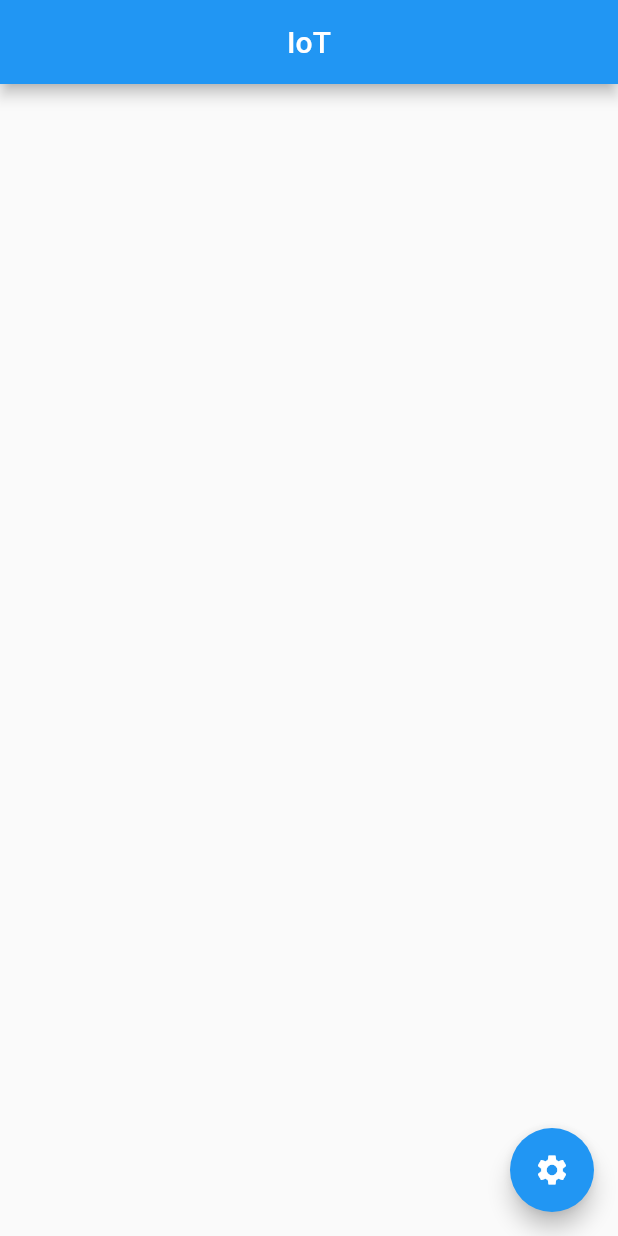
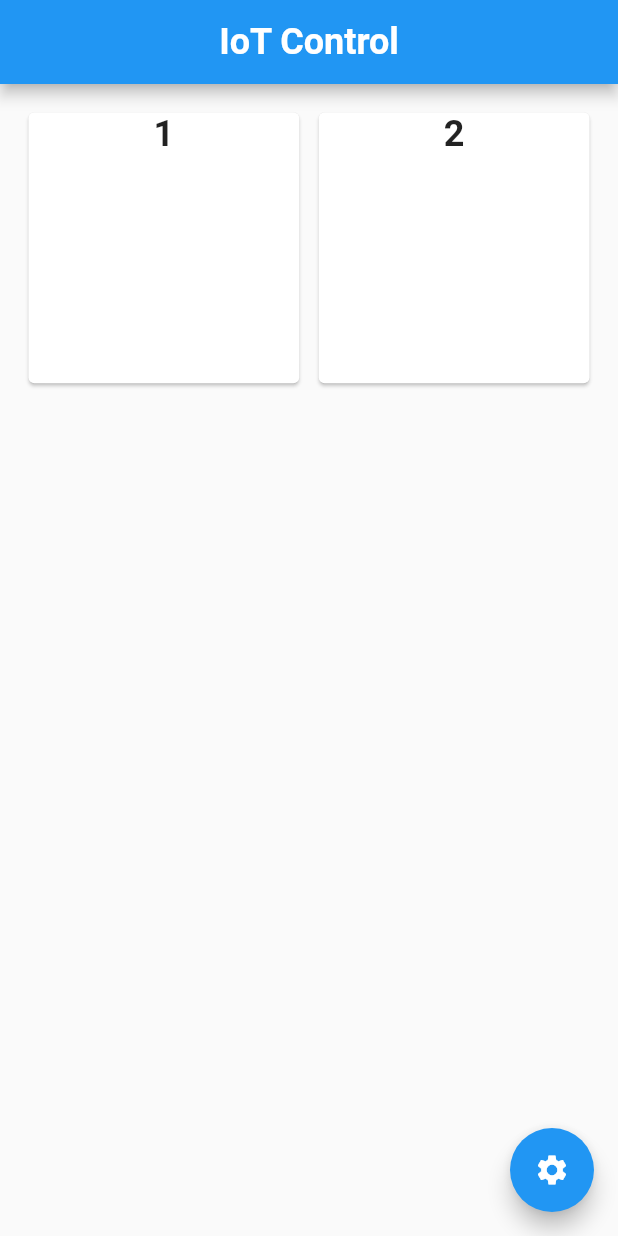
Before and after one commit to Abhimanyu07/iotfy, a Flutter app: the screen it shows after launch, on a phone screen of 412 x 824 dp. Run offline on Flutter 3.47's test engine with Material 2 defaults, Android fonts, the phone set to English and light mode, and no system bars.

Commit message:
basic card widget

```diff
--- a/lib/data.dart
+++ b/lib/data.dart
@@ -0,0 +1,9 @@
+import 'package:flutter/cupertino.dart';
+import 'package:flutter/material.dart';
+import 'package:untitled1/widgets/cardWidgets/cardWidgets.dart';
+ValueNotifier<List<Widget>> gridData= ValueNotifier<List<Widget>>([]);
+
+List<Widget> dataForTest = [
+  cardForGrid(data: '1'),
+  cardForGrid(data: '2')
+];
--- a/lib/main.dart
+++ b/lib/main.dart
@@ -1,11 +1,14 @@
 import 'package:flutter/material.dart';
+import 'package:flutter/services.dart';
+import 'package:untitled1/data.dart';
 import 'package:untitled1/settings.dart';
+import 'package:untitled1/widgets/textWidgets/textWidgets.dart';
 
 void main() {
   runApp(
     MaterialApp(
       theme: ThemeData(
-        primaryColor: Colors.grey,
+        primaryColor: Colors.grey[200],
         appBarTheme: const AppBarTheme(
           centerTitle: true
         )
@@ -27,14 +30,42 @@ class MyApp extends StatefulWidget {
 }
 
 class _MyAppState extends State<MyApp> {
+
+  @override
+  void initState(){
+    super.initState();
+    gridData.value = dataForTest;
+  }
+
   @override
   Widget build(BuildContext context) {
+
+
     return Scaffold(
       appBar: AppBar(
-        title: Text('IoT'),
+
+        title: textWidgets().appBarText('IoT Control')
       ),
-      body: Center(
-        child: Container(),
+      extendBodyBehindAppBar: false,
+      body: Padding(
+        padding: const EdgeInsets.all(15),
+        child: Center(
+          child: ValueListenableBuilder(
+            valueListenable: gridData,
+            builder: (
+                BuildContext context,
+                List<Widget> list,
+                widget){
+            return  GridView(
+            gridDelegate: const SliverGridDelegateWithFixedCrossAxisCount(
+            crossAxisCount: 2,
+            mainAxisSpacing: 12,
+            crossAxisSpacing: 5
+            ),
+            children: gridData.value,
+            );
+          },),
+        ),
       ),
 
       floatingActionButton: FloatingActionButton(
--- a/lib/settings.dart
+++ b/lib/settings.dart
@@ -1,4 +1,5 @@
 import 'package:flutter/material.dart';
+import 'package:untitled1/widgets/textWidgets/textWidgets.dart';
 
 class settingPage extends StatefulWidget {
   const settingPage({Key? key}) : super(key: key);
@@ -12,7 +13,7 @@ class _settingPageState extends State<settingPage> {
   Widget build(BuildContext context) {
     return Scaffold(
       appBar: AppBar(
-        title: Text('Settings'),
+        title: textWidgets().appBarText('Settings'),
       ),
       body: const Center(
         child: Padding(
--- /dev/null
+++ b/lib/widgets/cardWidgets/cardWidgets.dart
@@ -0,0 +1,22 @@
+import 'package:flutter/material.dart';
+import 'package:untitled1/widgets/textWidgets/textWidgets.dart';
+
+class cardForGrid extends StatelessWidget {
+  final String data;
+  cardForGrid({Key? key,required this.data}) : super(key: key);
+  final textWidgets customText  = textWidgets();
+  @override
+  Widget build(BuildContext context) {
+    return InkWell(
+      onTap: (){},
+      child: Card(
+        child: Column(
+          children: [
+            customText.appBarText(data)
+          ],
+        ),
+
+      ),
+    );
+  }
+}
```
